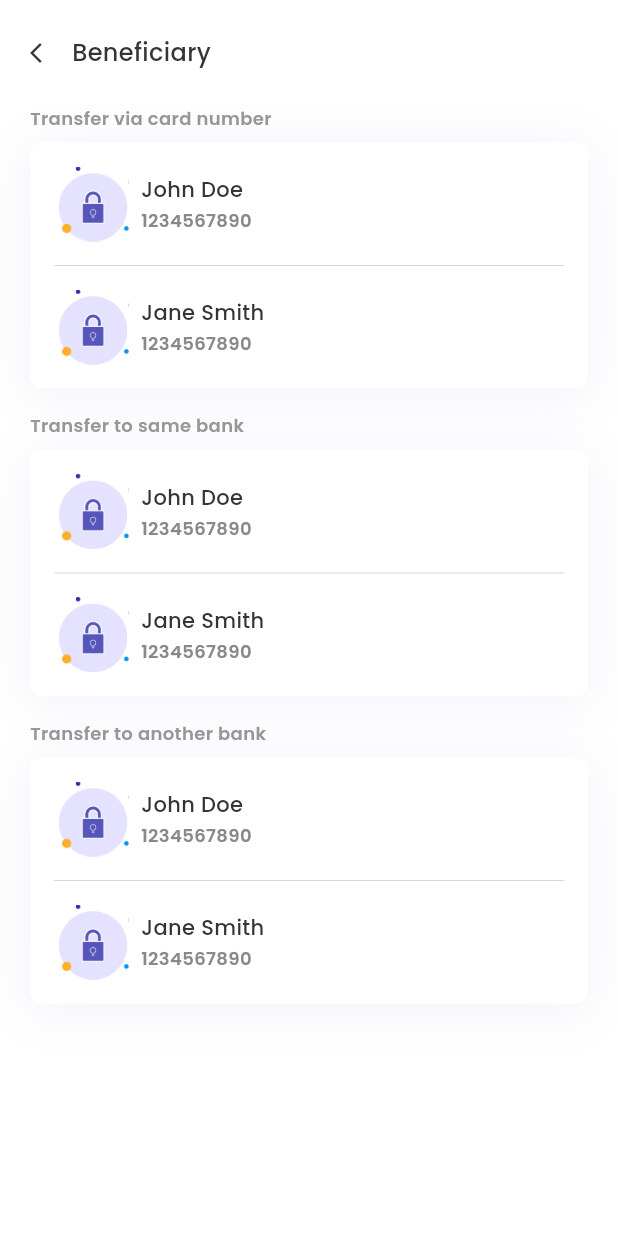
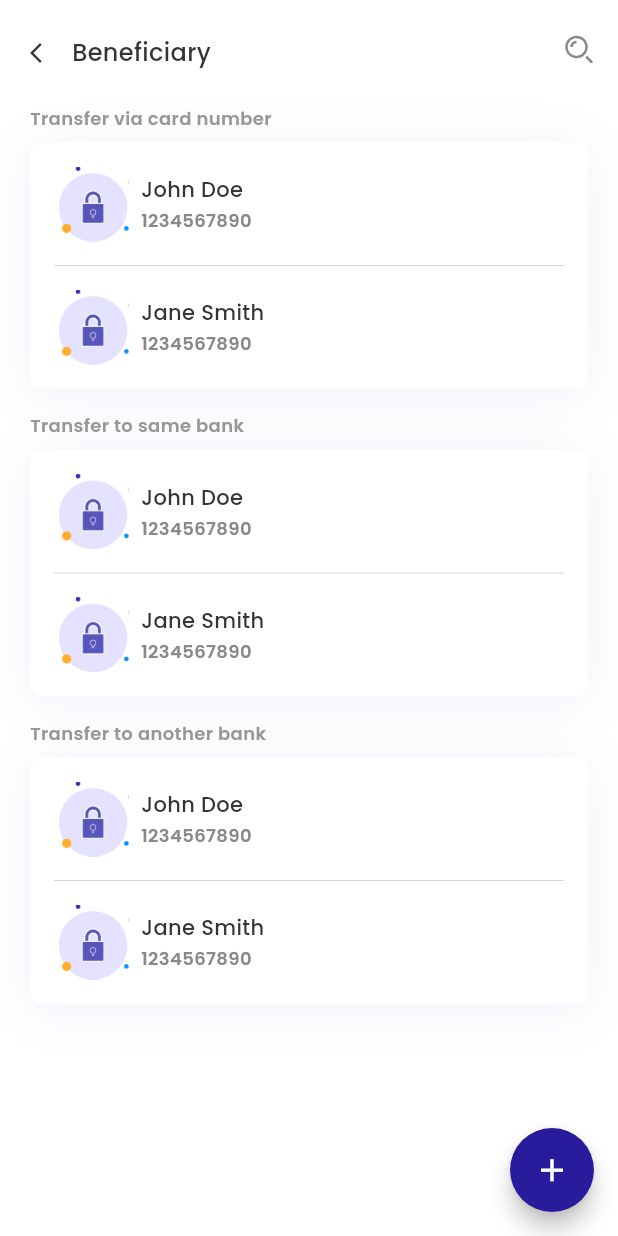
Before and after one commit to Jo-shua09/iBank, a Flutter app: the Beneficiary screen opened by its route, on a phone screen of 412 x 824 dp. Run offline on Flutter 3.47's test engine with Material 3 defaults, Android fonts, the light colour scheme and no system bars; our stand-ins replace dotted_border, flutter_svg, go_router.

Commit message:
feat: Enhance TopBarWidget with search icon option and integrate into beneficiary screens

```diff
--- a/lib/core/widgets/top_bar_widget.dart
+++ b/lib/core/widgets/top_bar_widget.dart
@@ -2,6 +2,7 @@ import 'package:flutter/material.dart';
 import 'package:go_router/go_router.dart';
 import 'package:ibank/core/constants/app_colors.dart';
 import 'package:ibank/core/constants/app_styles.dart';
+import 'package:ibank/core/widgets/custom_icon_widget.dart';
 
 class TopBarWidget extends StatelessWidget {
   const TopBarWidget({
@@ -11,6 +12,7 @@ class TopBarWidget extends StatelessWidget {
     this.iconColor = AppColors.neutral1,
     this.titleColor = AppColors.neutral1,
     this.height = 70,
+    this.showSearchIcon = false,
   });
 
   final String title;
@@ -18,6 +20,7 @@ class TopBarWidget extends StatelessWidget {
   final Color iconColor;
   final Color titleColor;
   final double height;
+  final bool showSearchIcon;
 
   @override
   Widget build(BuildContext context) {
@@ -30,16 +33,17 @@ class TopBarWidget extends StatelessWidget {
         children: [
           IconButton(
             onPressed: () => context.pop(),
-            icon: const Icon(
-              Icons.arrow_back_ios_new,
-              size: 16,
-            ),
+            icon: const Icon(Icons.arrow_back_ios_new, size: 16),
             color: iconColor,
           ),
-          Text(
-            title,
-            style: AppTextStyles.body1.copyWith(color: titleColor),
-          ),
+          Text(title, style: AppTextStyles.body1.copyWith(color: titleColor)),
+          if (showSearchIcon) ...[
+            const Spacer(),
+            Padding(
+              padding: const EdgeInsets.fromLTRB(0, 0, 16, 4),
+              child: CustomIconWidget(iconPath: 'search.svg', size: 20),
+            ),
+          ],
         ],
       ),
     );
--- a/lib/features/home/view/screens/beneficiary/beneficiary.dart
+++ b/lib/features/home/view/screens/beneficiary/beneficiary.dart
@@ -1,5 +1,6 @@
 import 'package:flutter/material.dart';
 import 'package:ibank/core/constants/app_colors.dart';
+import 'package:go_router/go_router.dart';
 import 'package:ibank/core/constants/app_styles.dart';
 import 'package:ibank/core/widgets/top_bar_widget.dart';
 import 'package:ibank/core/utils/effects.dart';
@@ -13,12 +14,21 @@ class Beneficiary extends StatelessWidget {
 
     return Scaffold(
       backgroundColor: AppColors.white,
+      floatingActionButton: FloatingActionButton(
+        onPressed: () {
+          // Navigate to the AddNewBeneficiary screen
+          context.pushNamed('add-beneficiary');
+        },
+        backgroundColor: AppColors.primary1,
+        shape: const CircleBorder(),
+        child: const Icon(Icons.add, size: 25, color: AppColors.white),
+      ),
       body: Column(
         mainAxisAlignment: MainAxisAlignment.start,
         crossAxisAlignment: CrossAxisAlignment.start,
         children: [
           SizedBox(height: statusBarHeight),
-          const TopBarWidget(title: 'Beneficiary'),
+          const TopBarWidget(title: 'Beneficiary', showSearchIcon: true),
           Expanded(
             child: Padding(
               padding: const EdgeInsets.symmetric(horizontal: 20.0),
```
Also changed, not shown: lib/features/home/view/screens/beneficiary/add_new_beneficiary.dart (+27 -1 lines).
